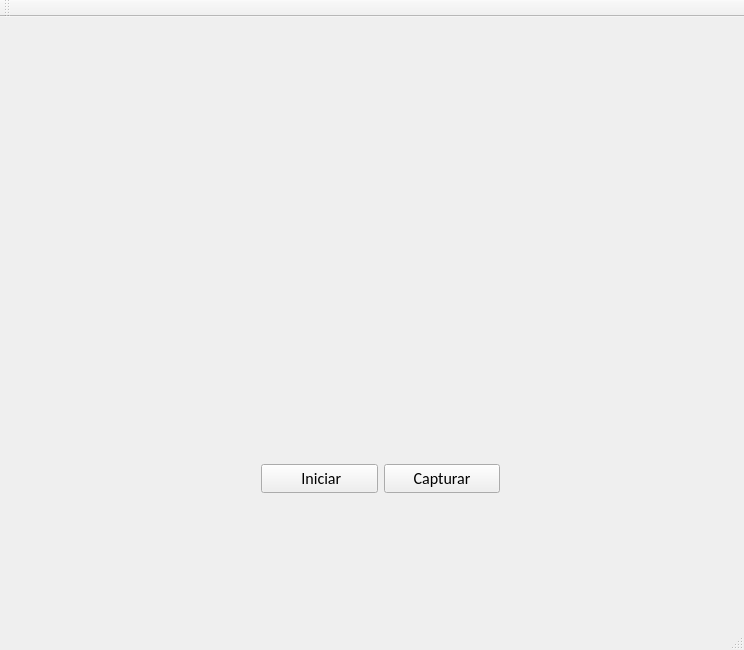
First picture: the form in ProyectoPSM/ProyectoPSM.ui, repository NauTTM/ProyectoPSM, before the edit.
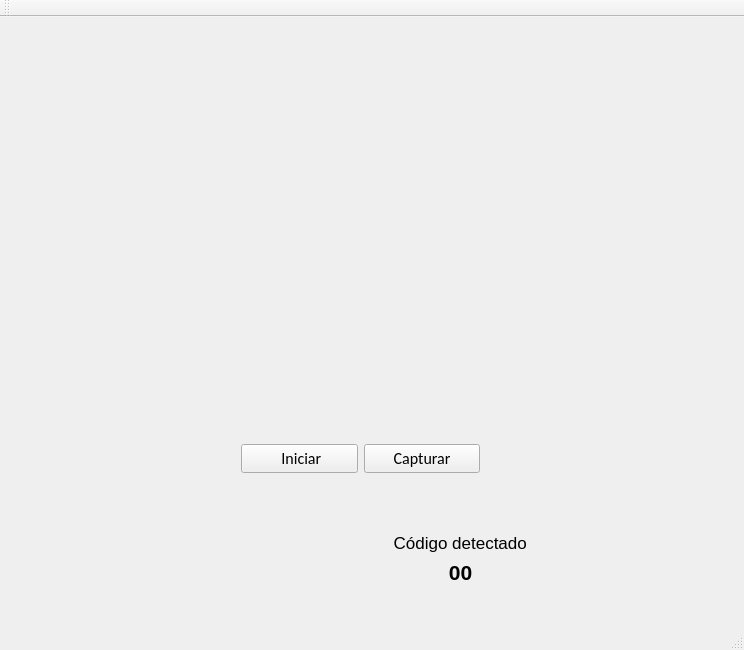
Second picture: the form after the edit.

What changed in the file:
```diff
--- a/ProyectoPSM/ProyectoPSM.ui
+++ b/ProyectoPSM/ProyectoPSM.ui
@@ -43,8 +43,8 @@
    <widget class="QWidget" name="layoutWidget">
     <property name="geometry">
      <rect>
-      <x>250</x>
-      <y>430</y>
+      <x>230</x>
+      <y>410</y>
       <width>261</width>
       <height>64</height>
      </rect>
@@ -99,8 +99,8 @@
    <widget class="QLabel" name="ImagenSegmentada">
     <property name="geometry">
      <rect>
-      <x>30</x>
-      <y>420</y>
+      <x>190</x>
+      <y>490</y>
       <width>171</width>
       <height>101</height>
      </rect>
@@ -115,14 +115,47 @@
    <widget class="QLabel" name="clase">
     <property name="geometry">
      <rect>
-      <x>590</x>
-      <y>470</y>
-      <width>49</width>
-      <height>16</height>
+      <x>410</x>
+      <y>540</y>
+      <width>101</width>
+      <height>31</height>
      </rect>
     </property>
+    <property name="font">
+     <font>
+      <pointsize>16</pointsize>
+      <bold>true</bold>
+     </font>
+    </property>
     <property name="text">
-     <string/>
+     <string>00</string>
+    </property>
+    <property name="textFormat">
+     <enum>Qt::TextFormat::MarkdownText</enum>
+    </property>
+    <property name="alignment">
+     <set>Qt::AlignmentFlag::AlignCenter</set>
+    </property>
+   </widget>
+   <widget class="QLabel" name="codigodetectado">
+    <property name="geometry">
+     <rect>
+      <x>380</x>
+      <y>510</y>
+      <width>151</width>
+      <height>31</height>
+     </rect>
+    </property>
+    <property name="font">
+     <font>
+      <pointsize>13</pointsize>
+     </font>
+    </property>
+    <property name="text">
+     <string>  Código detectado</string>
+    </property>
+    <property name="alignment">
+     <set>Qt::AlignmentFlag::AlignCenter</set>
     </property>
    </widget>
   </widget>
```
Left out of the diff: 2 changed lines with no effect on the pictures.
